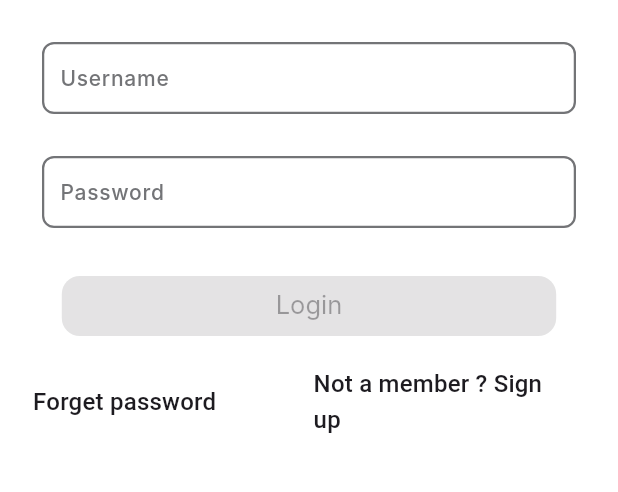
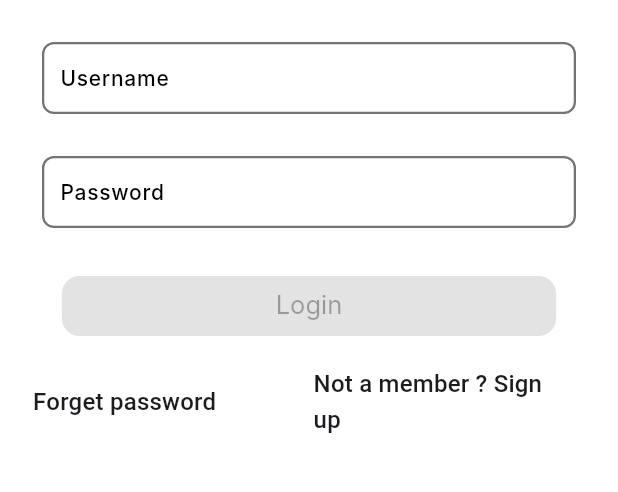
Before and after one commit to AmgadAbdsalam/forkapp, a Flutter app: the LoginView screen opened by its route, on a phone screen of 412 x 824 dp, the part 459-951 px from its top. Run offline on Flutter 3.47's test engine with Material 3 defaults, Android fonts, the phone set to English and light mode, and no system bars; our stand-ins replace dartz, dio, flutter_bloc, flutter_riverpod, flutter_svg, freezed_annotation and 6 more; accounts and stored records are empty; generated files the repository leaves out were written again; Roboto replaces fonts that are missing (Inter).

Commit message:
fix dark theme text color

```diff
--- a/lib/presntation/resources/styles_manager.dart
+++ b/lib/presntation/resources/styles_manager.dart
@@ -2,19 +2,23 @@ import 'package:flutter/material.dart';
 
 import 'font_manager.dart';
 
+TextStyle _getTextStyle(double fontSize, FontWeight fontWeigh, Color color,
+    {FontStyle fontStyle = FontStyle.normal}) {
+  return TextStyle(
+      fontSize: fontSize,
+      fontFamily: FontConstant.fontFamily,
+      fontStyle: fontStyle,
+      fontWeight: fontWeigh,
+      color: color);
+}
 
-TextStyle _getTextStyle (double fontSize,FontWeight fontWeigh,Color color,{FontStyle fontStyle=FontStyle.normal}){
-  return TextStyle(
-    fontSize: fontSize,
-    fontFamily: FontConstant.fontFamily,
-    fontStyle: fontStyle,
-    fontWeight: fontWeigh,
-    color: color
-  );
-}
 // regular style
-TextStyle getRegularStyle ({double fontSize=FontSize.s12,required Color color,FontStyle fontStyle=FontStyle.normal}){
-  return _getTextStyle(fontSize,FontWeightManager.regular,color,fontStyle: fontStyle);
+TextStyle getRegularStyle(
+    {double fontSize = FontSize.s12,
+    required Color color,
+    FontStyle fontStyle = FontStyle.normal}) {
+  return _getTextStyle(fontSize, FontWeightManager.regular, color,
+      fontStyle: fontStyle);
 }
 // medium style
 
@@ -32,8 +36,7 @@ TextStyle getLightStyle(
 
 // bold style
 
-TextStyle getBoldStyle(
-    {double fontSize = FontSize.s12, required Color color}) {
+TextStyle getBoldStyle({double fontSize = FontSize.s12, required Color color}) {
   return _getTextStyle(fontSize, FontWeightManager.bold, color);
 }
 
--- a/lib/presntation/resources/theme_manager.dart
+++ b/lib/presntation/resources/theme_manager.dart
@@ -8,10 +8,10 @@ import 'color_manager.dart';
 import 'font_manager.dart';
 
 ThemeData getApplicationTheme(BuildContext context) {
+  bool darkTheme = BlocProvider.of<SettingCubit>(context).darkTheme;
+  Color textColor = darkTheme ? ColorManager.white : ColorManager.black;
   return ThemeData(
-    brightness: BlocProvider.of<SettingCubit>(context).darkTheme
-            ? Brightness.dark
-            : Brightness.light,
+    brightness: darkTheme ? Brightness.dark : Brightness.light,
     // main colors
     primaryColor: ColorManager.primary,
     primaryColorLight: ColorManager.lightPrimary,
@@ -29,7 +29,7 @@ ThemeData getApplicationTheme(BuildContext context) {
         elevation: AppSize.s4,
         shadowColor: ColorManager.lightPrimary,
         titleTextStyle:
-            getRegularStyle(fontSize: FontSize.s16, color: ColorManager.white)),
+            getRegularStyle(fontSize: FontSize.s16, color: textColor)),
     // button theme
     buttonTheme: ButtonThemeData(
         shape: const StadiumBorder(),
@@ -39,26 +39,25 @@ ThemeData getApplicationTheme(BuildContext context) {
     // text theme
     textTheme: TextTheme(
         displayLarge: //used do not edit it
-            getMediumStyle(color: ColorManager.black, fontSize: FontSize.s32),
-        displayMedium: getRegularStyle(
-            color: ColorManager.darkGrey, fontSize: FontSize.s14),
+            getMediumStyle(color: textColor, fontSize: FontSize.s32),
+        displayMedium:
+            getRegularStyle(color: textColor, fontSize: FontSize.s14),
         displaySmall: getMediumStyle(
             //subtitle1
-            color: ColorManager.lightGrey,
+            color: textColor,
             fontSize: FontSize.s14),
-        bodySmall:
-            getBoldStyle(color: ColorManager.primary, fontSize: FontSize.s16),
-        bodyLarge: getRegularStyle(color: ColorManager.grey),
+        bodySmall: getBoldStyle(color: textColor, fontSize: FontSize.s16),
+        bodyLarge: getRegularStyle(color: textColor),
         bodyMedium: getRegularStyle(
-            color: ColorManager.black,
+            color: textColor,
             fontSize: FontSize.s17,
             fontStyle: FontStyle.italic) //used do not edit it
         ),
     // elevated button them
     elevatedButtonTheme: ElevatedButtonThemeData(
         style: ElevatedButton.styleFrom(
-            textStyle: getRegularStyle(
-                color: ColorManager.white, fontSize: FontSize.s17),
+            textStyle:
+                getRegularStyle(color: textColor, fontSize: FontSize.s17),
             backgroundColor: ColorManager.primary,
             shape: RoundedRectangleBorder(
                 borderRadius: BorderRadius.circular(AppSize.s12)))),
@@ -68,11 +67,9 @@ ThemeData getApplicationTheme(BuildContext context) {
       // content padding
       contentPadding: const EdgeInsets.all(AppPadding.p8),
       // hint style
-      hintStyle:
-          getRegularStyle(color: ColorManager.grey, fontSize: FontSize.s14),
+      hintStyle: getRegularStyle(color: textColor, fontSize: FontSize.s14),
       // label style
-      labelStyle:
-          getMediumStyle(color: ColorManager.grey, fontSize: FontSize.s14),
+      labelStyle: getMediumStyle(color: textColor, fontSize: FontSize.s14),
       // error style
       errorStyle: getRegularStyle(color: ColorManager.error),
       // enabled border style
```
